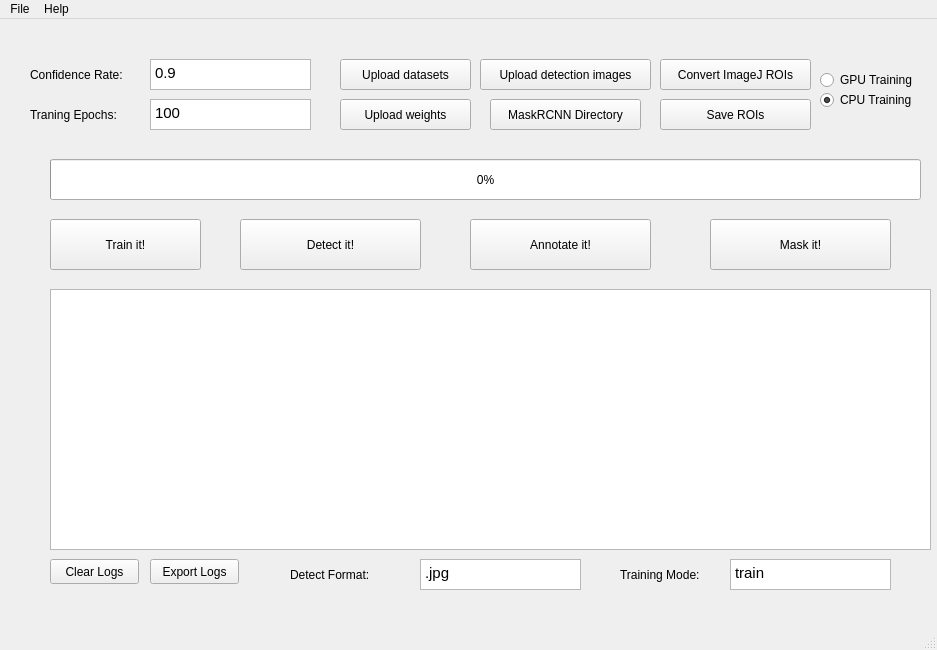
First picture: the form in MaskRCNN.ui, repository min20120907/Cell_RCNN_Qt, before the edit.
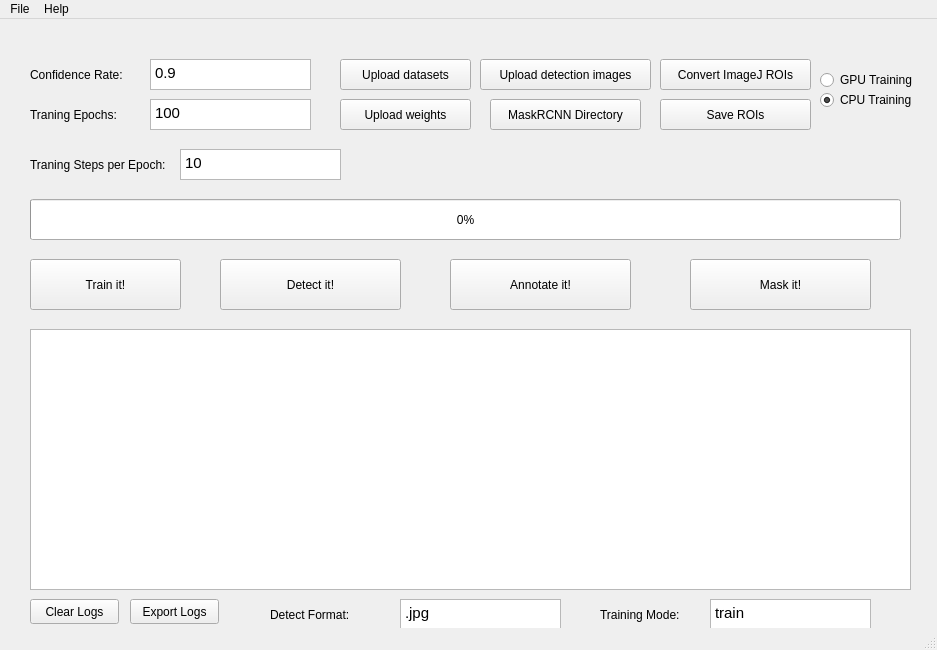
Second picture: the form after the edit.

Diff of the .ui file:
```diff
--- a/MaskRCNN.ui
+++ b/MaskRCNN.ui
@@ -17,8 +17,8 @@
    <widget class="QPushButton" name="train_btn">
     <property name="geometry">
      <rect>
-      <x>50</x>
-      <y>200</y>
+      <x>30</x>
+      <y>240</y>
       <width>151</width>
       <height>51</height>
      </rect>
@@ -90,8 +90,8 @@
    <widget class="QProgressBar" name="progressBar">
     <property name="geometry">
      <rect>
-      <x>50</x>
-      <y>140</y>
+      <x>30</x>
+      <y>180</y>
       <width>871</width>
       <height>41</height>
      </rect>
@@ -184,8 +184,8 @@
    <widget class="QPushButton" name="detect_btn">
     <property name="geometry">
      <rect>
-      <x>240</x>
-      <y>200</y>
+      <x>220</x>
+      <y>240</y>
       <width>181</width>
       <height>51</height>
      </rect>
@@ -197,8 +197,8 @@
    <widget class="QTextBrowser" name="textBrowser">
     <property name="geometry">
      <rect>
-      <x>50</x>
-      <y>270</y>
+      <x>30</x>
+      <y>310</y>
       <width>881</width>
       <height>261</height>
      </rect>
@@ -220,8 +220,8 @@
    <widget class="QPushButton" name="clear_logs">
     <property name="geometry">
      <rect>
-      <x>50</x>
-      <y>540</y>
+      <x>30</x>
+      <y>580</y>
       <width>89</width>
       <height>25</height>
      </rect>
@@ -233,8 +233,8 @@
    <widget class="QPushButton" name="export_logs">
     <property name="geometry">
      <rect>
-      <x>150</x>
-      <y>540</y>
+      <x>130</x>
+      <y>580</y>
       <width>89</width>
       <height>25</height>
      </rect>
@@ -246,8 +246,8 @@
    <widget class="QPushButton" name="anot_btn">
     <property name="geometry">
      <rect>
-      <x>470</x>
-      <y>200</y>
+      <x>450</x>
+      <y>240</y>
       <width>181</width>
       <height>51</height>
      </rect>
@@ -259,8 +259,8 @@
    <widget class="QPushButton" name="mask_btn">
     <property name="geometry">
      <rect>
-      <x>710</x>
-      <y>200</y>
+      <x>690</x>
+      <y>240</y>
       <width>181</width>
       <height>51</height>
      </rect>
@@ -285,8 +285,8 @@
    <widget class="QTextEdit" name="format_txt">
     <property name="geometry">
      <rect>
-      <x>420</x>
-      <y>540</y>
+      <x>400</x>
+      <y>580</y>
       <width>161</width>
       <height>31</height>
      </rect>
@@ -295,15 +295,15 @@
      <string>&lt;!DOCTYPE HTML PUBLIC &quot;-//W3C//DTD HTML 4.0//EN&quot; &quot;http://www.w3.org/TR/REC-html40/strict.dtd&quot;&gt;
 &lt;html&gt;&lt;head&gt;&lt;meta name=&quot;qrichtext&quot; content=&quot;1&quot; /&gt;&lt;style type=&quot;text/css&quot;&gt;
 p, li { white-space: pre-wrap; }
-&lt;/style&gt;&lt;/head&gt;&lt;body style=&quot; font-family:'Ubuntu'; font-size:11pt; font-weight:400; font-style:normal;&quot;&gt;
-&lt;p style=&quot; margin-top:0px; margin-bottom:0px; margin-left:0px; margin-right:0px; -qt-block-indent:0; text-indent:0px;&quot;&gt;.jpg&lt;/p&gt;&lt;/body&gt;&lt;/html&gt;</string>
+&lt;/style&gt;&lt;/head&gt;&lt;body style=&quot; font-family:'Noto Sans'; font-size:9pt; font-weight:400; font-style:normal;&quot;&gt;
+&lt;p style=&quot; margin-top:0px; margin-bottom:0px; margin-left:0px; margin-right:0px; -qt-block-indent:0; text-indent:0px;&quot;&gt;&lt;span style=&quot; font-family:'Ubuntu'; font-size:11pt;&quot;&gt;.jpg&lt;/span&gt;&lt;/p&gt;&lt;/body&gt;&lt;/html&gt;</string>
     </property>
    </widget>
    <widget class="QLabel" name="label_3">
     <property name="geometry">
      <rect>
-      <x>290</x>
-      <y>540</y>
+      <x>270</x>
+      <y>580</y>
       <width>121</width>
       <height>31</height>
      </rect>
@@ -315,8 +315,8 @@
    <widget class="QLabel" name="label_4">
     <property name="geometry">
      <rect>
-      <x>620</x>
-      <y>540</y>
+      <x>600</x>
+      <y>580</y>
       <width>121</width>
       <height>31</height>
      </rect>
@@ -328,8 +328,8 @@
    <widget class="QTextEdit" name="train_mode">
     <property name="geometry">
      <rect>
-      <x>730</x>
-      <y>540</y>
+      <x>710</x>
+      <y>580</y>
       <width>161</width>
       <height>31</height>
      </rect>
@@ -338,8 +338,38 @@
      <string>&lt;!DOCTYPE HTML PUBLIC &quot;-//W3C//DTD HTML 4.0//EN&quot; &quot;http://www.w3.org/TR/REC-html40/strict.dtd&quot;&gt;
 &lt;html&gt;&lt;head&gt;&lt;meta name=&quot;qrichtext&quot; content=&quot;1&quot; /&gt;&lt;style type=&quot;text/css&quot;&gt;
 p, li { white-space: pre-wrap; }
-&lt;/style&gt;&lt;/head&gt;&lt;body style=&quot; font-family:'Ubuntu'; font-size:11pt; font-weight:400; font-style:normal;&quot;&gt;
-&lt;p style=&quot; margin-top:0px; margin-bottom:0px; margin-left:0px; margin-right:0px; -qt-block-indent:0; text-indent:0px;&quot;&gt;train&lt;/p&gt;&lt;/body&gt;&lt;/html&gt;</string>
+&lt;/style&gt;&lt;/head&gt;&lt;body style=&quot; font-family:'Noto Sans'; font-size:9pt; font-weight:400; font-style:normal;&quot;&gt;
+&lt;p style=&quot; margin-top:0px; margin-bottom:0px; margin-left:0px; margin-right:0px; -qt-block-indent:0; text-indent:0px;&quot;&gt;&lt;span style=&quot; font-family:'Ubuntu'; font-size:11pt;&quot;&gt;train&lt;/span&gt;&lt;/p&gt;&lt;/body&gt;&lt;/html&gt;</string>
+    </property>
+   </widget>
+   <widget class="QLabel" name="label_5">
+    <property name="geometry">
+     <rect>
+      <x>30</x>
+      <y>130</y>
+      <width>141</width>
+      <height>31</height>
+     </rect>
+    </property>
+    <property name="text">
+     <string>Traning Steps per Epoch: </string>
+    </property>
+   </widget>
+   <widget class="QTextEdit" name="steps">
+    <property name="geometry">
+     <rect>
+      <x>180</x>
+      <y>130</y>
+      <width>161</width>
+      <height>31</height>
+     </rect>
+    </property>
+    <property name="html">
+     <string>&lt;!DOCTYPE HTML PUBLIC &quot;-//W3C//DTD HTML 4.0//EN&quot; &quot;http://www.w3.org/TR/REC-html40/strict.dtd&quot;&gt;
+&lt;html&gt;&lt;head&gt;&lt;meta name=&quot;qrichtext&quot; content=&quot;1&quot; /&gt;&lt;style type=&quot;text/css&quot;&gt;
+p, li { white-space: pre-wrap; }
+&lt;/style&gt;&lt;/head&gt;&lt;body style=&quot; font-family:'Noto Sans'; font-size:9pt; font-weight:400; font-style:normal;&quot;&gt;
+&lt;p style=&quot; margin-top:0px; margin-bottom:0px; margin-left:0px; margin-right:0px; -qt-block-indent:0; text-indent:0px;&quot;&gt;&lt;span style=&quot; font-family:'Ubuntu'; font-size:11pt;&quot;&gt;10&lt;/span&gt;&lt;/p&gt;&lt;/body&gt;&lt;/html&gt;</string>
     </property>
    </widget>
   </widget>
```
Left out of the diff: 10 changed lines with no effect on the pictures.
